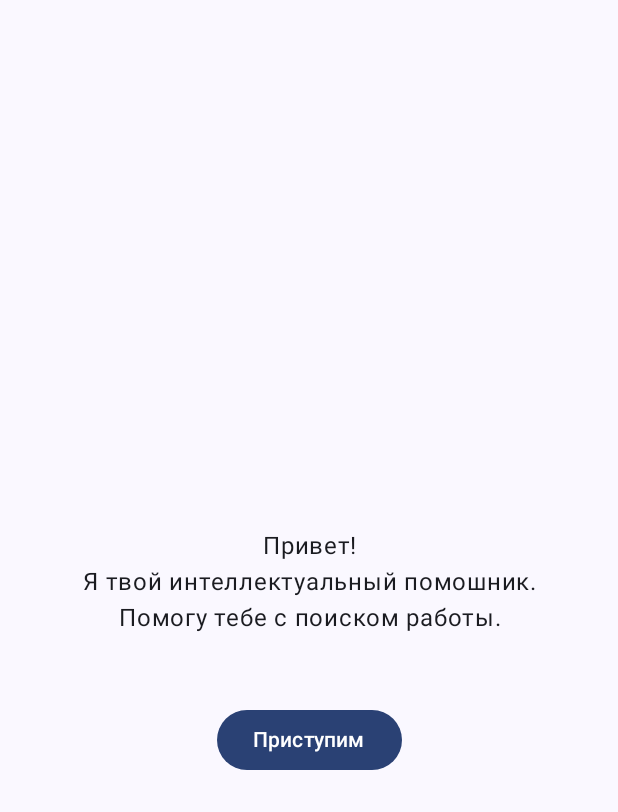
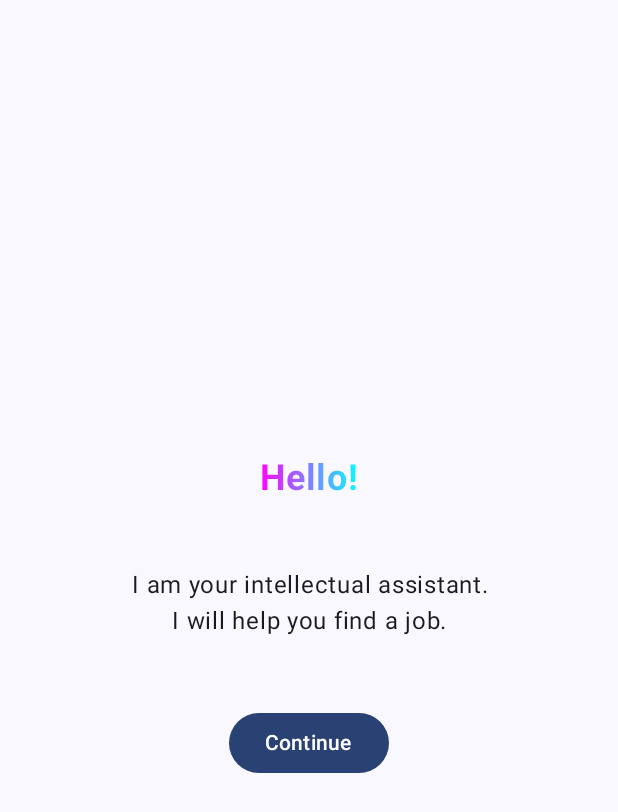
Before and after one commit to Tzeentch-Hack/Work-Finder, an Android app built with Jetpack Compose: the greeting screen opened through its navigation route, on a phone screen of 412 x 824 dp. Shown: the top 812 px of the screen. Run offline under Robolectric (Android 15) with nearby library versions, the phone set to English and light mode, and no system bars.

Commit message:
add typewriter

```diff
--- a/Mobile/app/src/main/java/com/tzeentch/workfinder/ui/composables/Greeting.kt
+++ b/Mobile/app/src/main/java/com/tzeentch/workfinder/ui/composables/Greeting.kt
@@ -5,7 +5,6 @@ import androidx.compose.foundation.layout.Column
 import androidx.compose.foundation.layout.Spacer
 import androidx.compose.foundation.layout.fillMaxWidth
 import androidx.compose.foundation.layout.height
-import androidx.compose.foundation.layout.padding
 import androidx.compose.material3.Button
 import androidx.compose.material3.Text
 import androidx.compose.runtime.Composable
@@ -15,19 +14,22 @@ import androidx.compose.ui.text.style.TextAlign
 import androidx.compose.ui.unit.dp
 import androidx.navigation.NavController
 import com.tzeentch.workfinder.NavigationItem
+import com.tzeentch.workfinder.ui.composables.components.TypewriterText
 import com.tzeentch.workfinder.viewModels.MainViewModel
 
 @Composable
-fun Greeting(navController: NavController,viewModel: MainViewModel) {
+fun Greeting(navController: NavController, viewModel: MainViewModel) {
     Column(
-        modifier = Modifier.padding(top = 45.dp),
         horizontalAlignment = Alignment.CenterHorizontally,
         verticalArrangement = Arrangement.Center
     ) {
+
+        TypewriterText(texts = listOf("Hello!", "Salom!", "Привет!"))
+
+        Spacer(modifier = Modifier.height(45.dp))
+
         Text(
-            text = "Привет!\n" +
-                    "Я твой интеллектуальный помошник.\n" +
-                    "Помогу тебе с поиском работы.",
+            text = "I am your intellectual assistant.\n" + "I will help you find a job.",
             modifier = Modifier.fillMaxWidth(),
             textAlign = TextAlign.Center
         )
@@ -35,7 +37,7 @@ fun Greeting(navController: NavController,viewModel: MainViewModel) {
         Spacer(modifier = Modifier.height(45.dp))
 
         Button(onClick = { navController.navigate(NavigationItem.Authorization.route) }) {
-            Text(text = "Приступим")
+            Text(text = "Continue")
         }
     }
 }
--- /dev/null
+++ b/Mobile/app/src/main/java/com/tzeentch/workfinder/ui/composables/components/ComposeHelpers.kt
@@ -0,0 +1,16 @@
+package com.tzeentch.workfinder.ui.composables.components
+
+import androidx.compose.ui.Modifier
+import androidx.compose.ui.draw.drawWithCache
+import androidx.compose.ui.graphics.BlendMode
+import androidx.compose.ui.graphics.Brush
+import androidx.compose.ui.graphics.graphicsLayer
+
+fun Modifier.textBrush(brush: Brush) = this
+    .graphicsLayer(alpha = 0.99f)
+    .drawWithCache {
+        onDrawWithContent {
+            drawContent()
+            drawRect(brush, blendMode = BlendMode.SrcAtop)
+        }
+    }
--- /dev/null
+++ b/Mobile/app/src/main/java/com/tzeentch/workfinder/ui/composables/components/TypeWriter.kt
@@ -0,0 +1,52 @@
+package com.tzeentch.workfinder.ui.composables.components
+
+import androidx.compose.material3.Text
+import androidx.compose.runtime.Composable
+import androidx.compose.runtime.LaunchedEffect
+import androidx.compose.runtime.getValue
+import androidx.compose.runtime.mutableIntStateOf
+import androidx.compose.runtime.mutableStateOf
+import androidx.compose.runtime.remember
+import androidx.compose.runtime.setValue
+import androidx.compose.ui.Modifier
+import androidx.compose.ui.graphics.Brush
+import androidx.compose.ui.graphics.Color
+import androidx.compose.ui.text.font.FontWeight
+import androidx.compose.ui.unit.sp
+import kotlinx.coroutines.delay
+
+@Composable
+fun TypewriterText(
+    texts: List<String>,
+) {
+    var textIndex by remember {
+        mutableIntStateOf(0)
+    }
+    var textToDisplay by remember {
+        mutableStateOf("")
+    }
+
+    LaunchedEffect(
+        key1 = texts,
+    ) {
+        while (textIndex < texts.size) {
+            texts[textIndex].forEachIndexed { charIndex, _ ->
+                textToDisplay = texts[textIndex]
+                    .substring(
+                        startIndex = 0,
+                        endIndex = charIndex + 1,
+                    )
+                delay(160)
+            }
+            textIndex = (textIndex + 1) % texts.size
+            delay(1000)
+        }
+    }
+
+    Text(
+        text = textToDisplay,
+        modifier = Modifier.textBrush(Brush.horizontalGradient(listOf(Color.Magenta, Color.Cyan))),
+        fontSize = 24.sp,
+        fontWeight = FontWeight.Bold,
+    )
+}
```
